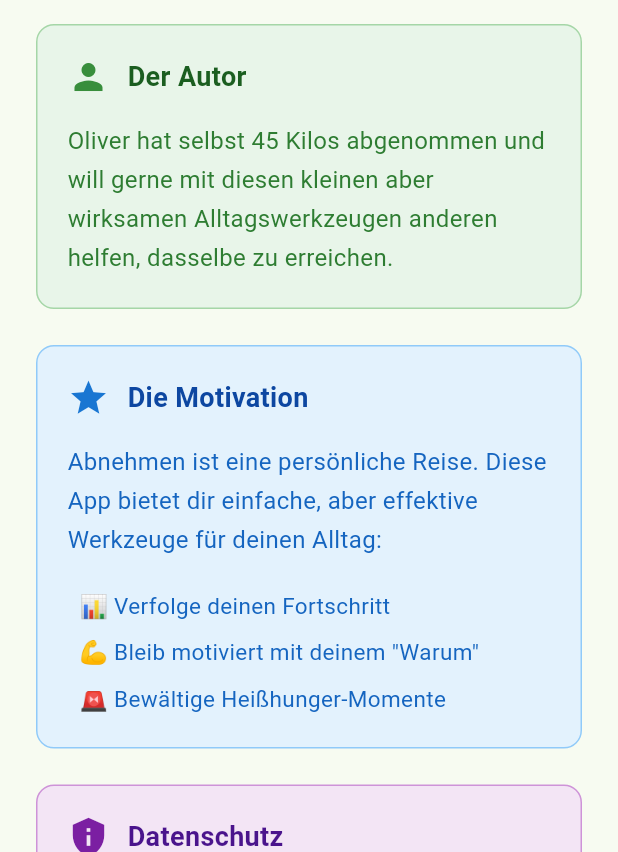
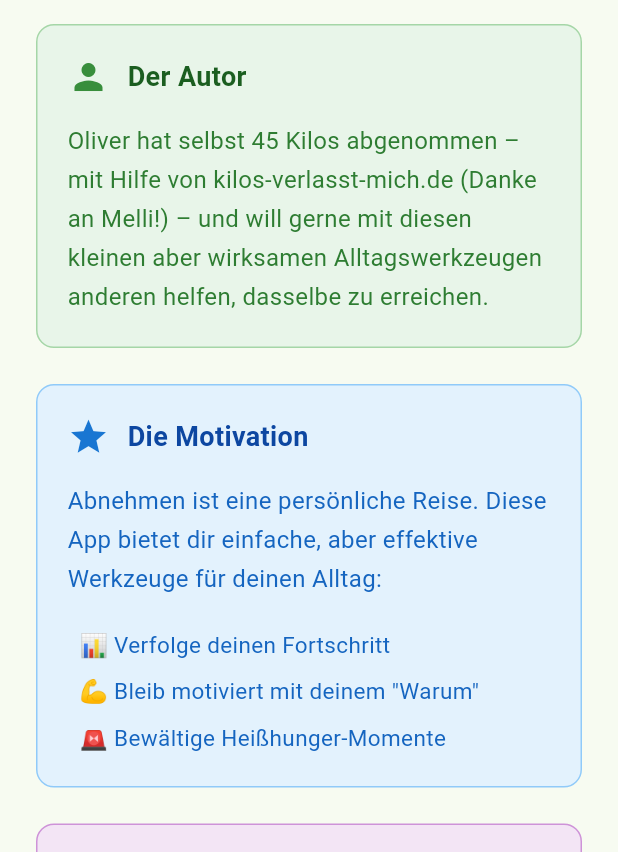
Before and after one commit to oliverbyte/appnehmen, a Flutter app: the InfoScreen screen opened directly, on a phone screen of 412 x 824 dp, the part 384-1236 px from its top. Run offline on Flutter 3.47's test engine with Material 3 defaults, Android fonts, the phone set to English and light mode, and no system bars; our stand-ins replace fl_chart, shared_preferences; accounts and stored records are empty.

Commit message:
Fix cola warning and add credit to Melli
- Correct cola warning: caffeine causes sleep problems, sweeteners cause cravings, sugar causes tooth pain and addiction
- Add credit to kilos-verlasst-mich.de (Melli) in author section
- Thank Melli for helping Oliver lose 45kg

```diff
--- a/lib/screens/emergency_checklist_screen.dart
+++ b/lib/screens/emergency_checklist_screen.dart
@@ -104,7 +104,7 @@ class _EmergencyChecklistScreenState extends State<EmergencyChecklistScreen> {
                   _buildSubItem('✓ Tee (warm, Ingwer, Mate)', Colors.green),
                   _buildSubItem('✓ Sprudelwasser (mit Zitrone/Eiswürfeln)', Colors.green),
                   _buildSubItem('✓ Gemüsebrühe', Colors.green),
-                  _buildSubItem('❌ Cola (Koffein macht Heißhunger, Süßungsmittel fördern Schlafprobleme)', Colors.red),
+                  _buildSubItem('❌ Cola (Koffein → Schlafprobleme, Süßungsmittel → Heißhunger, Zucker → Zahnschmerzen & Abhängigkeit)', Colors.red),
                   _buildSubItem('❌ Alkohol (hemmt Abnahme)', Colors.red),
                 ],
               ),
--- a/lib/screens/info_screen.dart
+++ b/lib/screens/info_screen.dart
@@ -71,7 +71,7 @@ class InfoScreen extends StatelessWidget {
                     ),
                     const SizedBox(height: 16),
                     Text(
-                      'Oliver hat selbst 45 Kilos abgenommen und will gerne mit diesen kleinen aber wirksamen Alltagswerkzeugen anderen helfen, dasselbe zu erreichen.',
+                      'Oliver hat selbst 45 Kilos abgenommen – mit Hilfe von kilos-verlasst-mich.de (Danke an Melli!) – und will gerne mit diesen kleinen aber wirksamen Alltagswerkzeugen anderen helfen, dasselbe zu erreichen.',
                       style: TextStyle(
                         fontSize: 16,
                         color: Colors.green[800],
```
